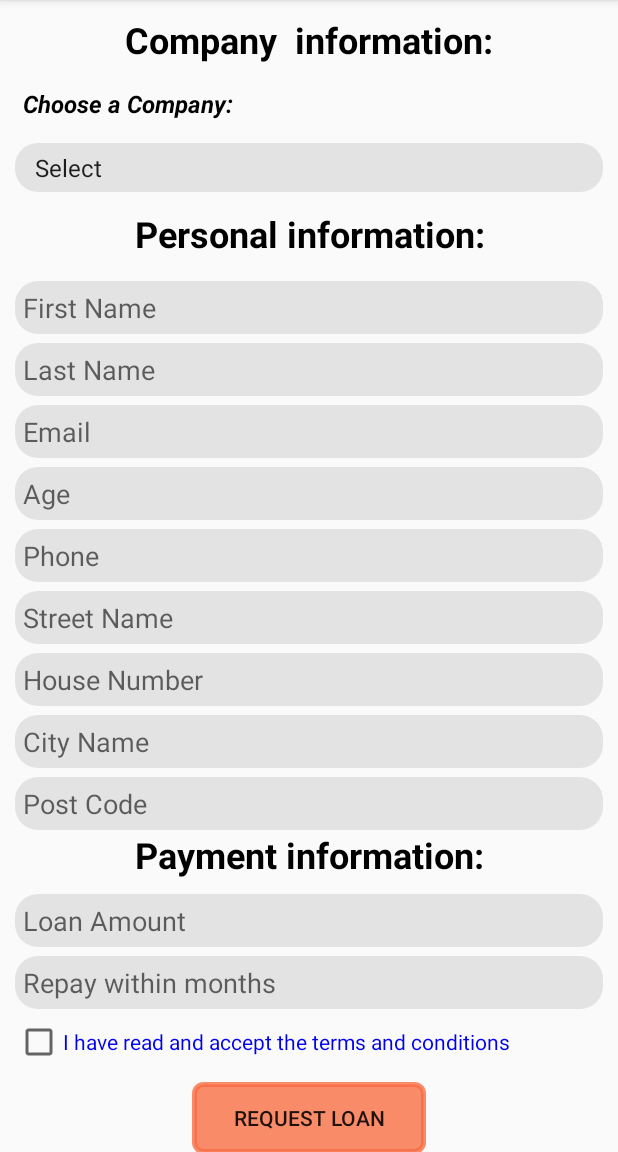
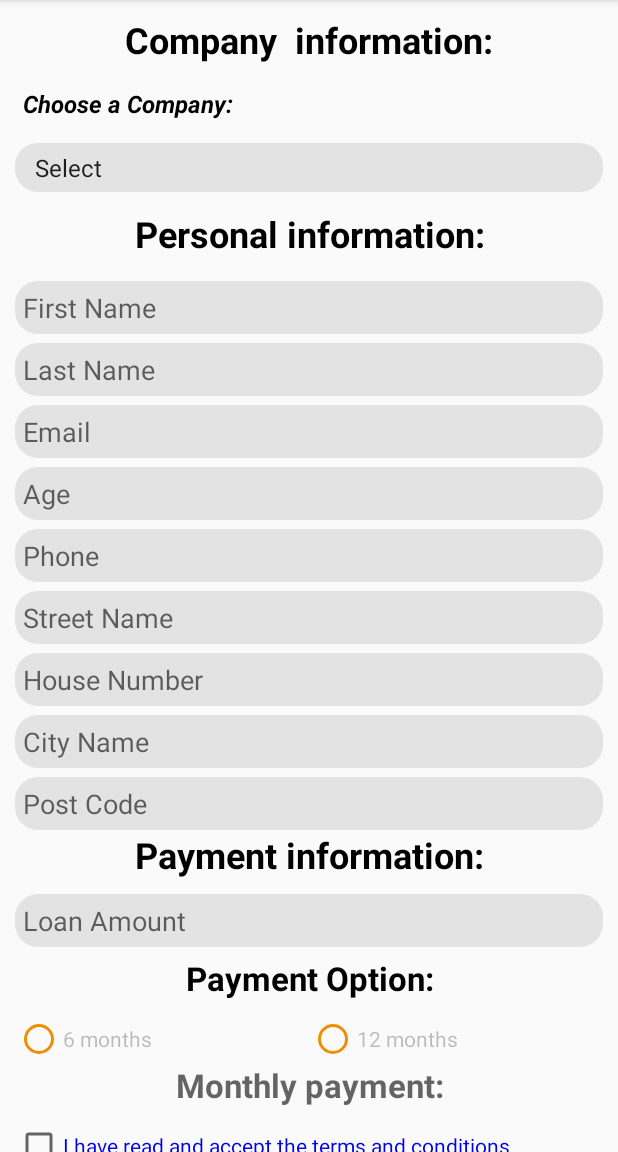
Before and after one commit to FarhadMohamad/loan-and-repay-android, an Android app: the screen it shows after launch (RequestLoan), on a phone screen of 412 x 824 dp, the part 84-1236 px from its top. Run offline under Robolectric (Android 15) with nearby library versions, the phone set to English and light mode, and no system bars.

Commit message:
radion button added

```diff
--- a/app/src/main/java/com/example/loanandrepay/RequestLoan.java
+++ b/app/src/main/java/com/example/loanandrepay/RequestLoan.java
@@ -9,10 +9,15 @@ import android.content.Context;
 import android.content.Intent;
 import android.content.SharedPreferences;
 import android.os.Bundle;
+import android.text.Editable;
+import android.text.TextWatcher;
 import android.view.Menu;
 import android.view.MenuItem;
 import android.view.View;
 import android.widget.AdapterView;
+import android.widget.Button;
+import android.widget.EditText;
+import android.widget.RadioButton;
 import android.widget.Spinner;
 import android.widget.Toast;
 
@@ -24,13 +29,45 @@ public class RequestLoan extends AppCompatActivity {
     private DrawerLayout drawerLayout;
     private ActionBarDrawerToggle toggle;
     private Spinner spinner1;
+    private EditText loanAmount;
+    public RadioButton radiosixMonths;
+    public RadioButton radiontvelveMonths;
+
+
     @Override
     protected void onCreate(Bundle savedInstanceState) {
         super.onCreate(savedInstanceState);
+
         setContentView(R.layout.activity_request_loan);
         addListenerOnButton();
         addListenerOnSpinnerItemSelection();
+
+        loanAmount = findViewById(R.id.txtAmount);
+        radiosixMonths = findViewById(R.id.radiobtnSixMonths);
+        radiontvelveMonths = findViewById(R.id.radiobtntvelveMonths);
+        loanAmount.addTextChangedListener(radioButtonTextWatcher);
     }
+   //enable radion button and request loan button after all fields are filled
+private TextWatcher radioButtonTextWatcher = new TextWatcher() {
+    @Override
+    public void beforeTextChanged(CharSequence s, int start, int count, int after) {
+
+    }
+
+    @Override
+    public void onTextChanged(CharSequence s, int start, int before, int count) {
+        String usernameInput = loanAmount.getText().toString();
+        radiosixMonths.setEnabled(!usernameInput.isEmpty());
+        radiontvelveMonths.setEnabled(!usernameInput.isEmpty());
+    }
+
+    @Override
+    public void afterTextChanged(Editable s) {
+
+    }
+};
+
+
     public void addListenerOnSpinnerItemSelection() {
         spinner1 = (Spinner) findViewById(R.id.spinner1);
         spinner1.setOnItemSelectedListener((AdapterView.OnItemSelectedListener) new CustomOnItemSelectedListener());
@@ -46,8 +83,8 @@ public class RequestLoan extends AppCompatActivity {
     public void onClickRequestLoan(View view) {
 
 
-            Intent goToRegisterActivity = new Intent(this, MainActivity.class);
-            startActivity(goToRegisterActivity);
+        Intent goToRegisterActivity = new Intent(this, MainActivity.class);
+        startActivity(goToRegisterActivity);
 
     }
 
@@ -65,7 +102,7 @@ public class RequestLoan extends AppCompatActivity {
             // TODO Auto-generated method stub
         }
     }
-   //Here the logout button is hidden, when the user is logged out
+    //Here the logout button is hidden, when the user is logged out
 //    @Override
 //    protected void onStart() {
 //        super.onStart();
--- a/app/src/main/res/layout/activity_request_loan.xml
+++ b/app/src/main/res/layout/activity_request_loan.xml
@@ -1,5 +1,5 @@
 <?xml version="1.0" encoding="utf-8"?>
-<RelativeLayout xmlns:android="http://schemas.android.com/apk/res/android"
+<androidx.drawerlayout.widget.DrawerLayout xmlns:android="http://schemas.android.com/apk/res/android"
     xmlns:app="http://schemas.android.com/apk/res-auto"
     android:layout_width="match_parent"
     android:layout_height="match_parent"
@@ -61,11 +61,6 @@
 
             </LinearLayout>
 
-            <LinearLayout
-                android:layout_width="match_parent"
-                android:layout_height="wrap_content"
-                android:orientation="vertical">
-
             <TextView
                 android:id="@+id/Personalinfo"
                 android:layout_width="match_parent"
@@ -124,7 +119,7 @@
                 android:background="@drawable/edittextlayout"
                 android:ems="10"
                 android:hint="Age"
-                    android:inputType="number"
+                android:inputType="text"
                 android:padding="5dip"
                 android:textCursorDrawable="@color/textColor" />/>
 
@@ -183,10 +178,9 @@
                 android:background="@drawable/edittextlayout"
                 android:ems="10"
                 android:hint="Post Code"
-                    android:inputType="number"
+                android:inputType="textPostalAddress"
                 android:padding="5dip"
                 android:textCursorDrawable="@color/textColor" />
-            </LinearLayout>
 
             <TextView
                 android:id="@+id/Payment"
@@ -208,21 +202,58 @@
                 android:background="@drawable/edittextlayout"
                 android:ems="10"
                 android:hint="Loan Amount"
-                android:inputType="numberDecimal"
+                android:inputType="text"
                 android:padding="5dip"
                 android:textCursorDrawable="@color/textColor" />
 
-            <EditText
-                android:id="@+id/txtRepay_within_months"
+            <TextView
+                android:id="@+id/PaymentOptiontxt"
                 android:layout_width="match_parent"
                 android:layout_height="wrap_content"
-                android:layout_marginBottom="6dp"
-                android:background="@drawable/edittextlayout"
-                android:ems="10"
-                android:hint="Repay within months"
-                android:inputType="number"
-                android:padding="5dip"
-                android:textCursorDrawable="@color/textColor" />
+                android:layout_marginBottom="10dp"
+                android:text="Payment Option:"
+                android:textAlignment="center"
+                android:textColor="#000000"
+                android:textSize="22sp"
+                android:textStyle="bold" />
+
+            <RadioGroup
+                android:id="@+id/radio_group"
+                android:layout_width="match_parent"
+                android:layout_height="wrap_content"
+                android:layout_above="@+id/view_below"
+                android:orientation="horizontal">
+
+                <RadioButton
+                    android:id="@+id/radiobtnSixMonths"
+                    android:layout_width="0dp"
+                    android:layout_height="wrap_content"
+                    android:layout_weight="1"
+                    android:buttonTint="@color/orange"
+                    android:checked="false"
+                    android:enabled="false"
+                    android:text="6 months" />
+
+                <RadioButton
+                    android:id="@+id/radiobtntvelveMonths"
+                    android:layout_width="0dp"
+                    android:layout_height="wrap_content"
+                    android:layout_weight="1"
+                    android:buttonTint="@color/orange"
+                    android:enabled="false"
+                    android:text="12 months" />
+            </RadioGroup>
+
+            <TextView
+                android:id="@+id/LoanToRepay"
+                android:layout_width="match_parent"
+                android:layout_height="wrap_content"
+                android:layout_marginBottom="10dp"
+                android:hint="Monthly payment:"
+                android:textAlignment="center"
+                android:textColor="#000000"
+                android:textSize="22sp"
+                android:textStyle="bold" />
 
 
             <LinearLayout
@@ -258,6 +289,7 @@
                     android:layout_marginTop="10dp"
                     android:layout_marginBottom="8dp"
                     android:background="@drawable/buttonlayout"
+                    android:enabled="false"
                     android:onClick="onClickRequestLoan"
                     android:padding="10dp"
                     android:text="@string/txtRequestLoan"
@@ -277,4 +309,4 @@
     </ScrollView>
 
 
-</RelativeLayout>
+</androidx.drawerlayout.widget.DrawerLayout>
```
Also changed, not shown: 2 other files. Lines whose indentation alone changed are shown as unchanged.
